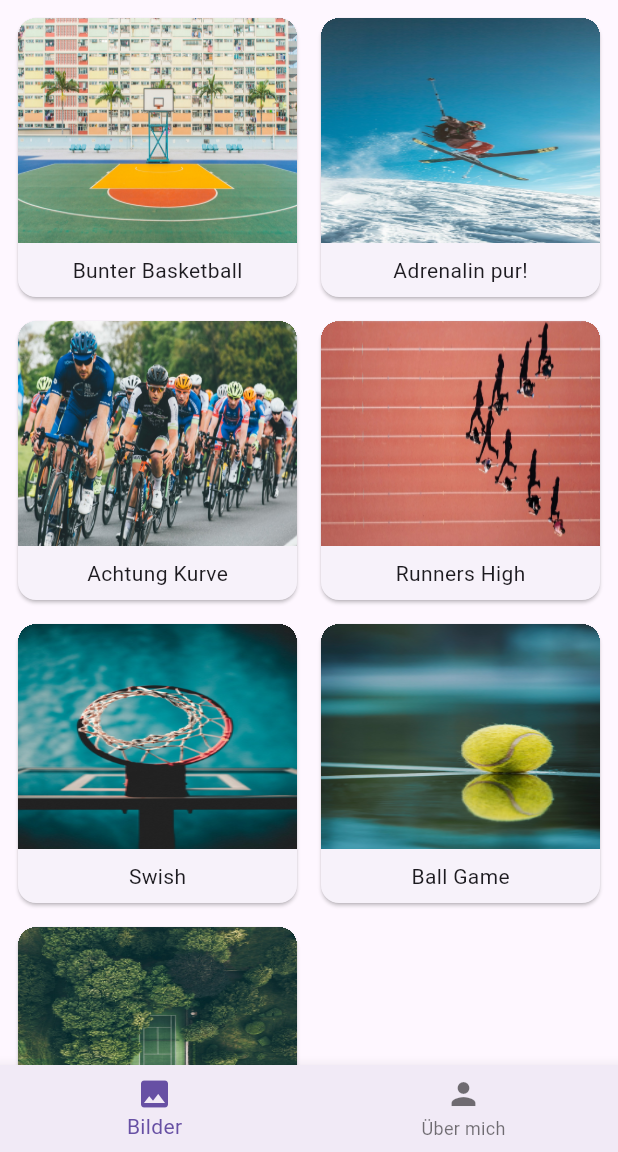
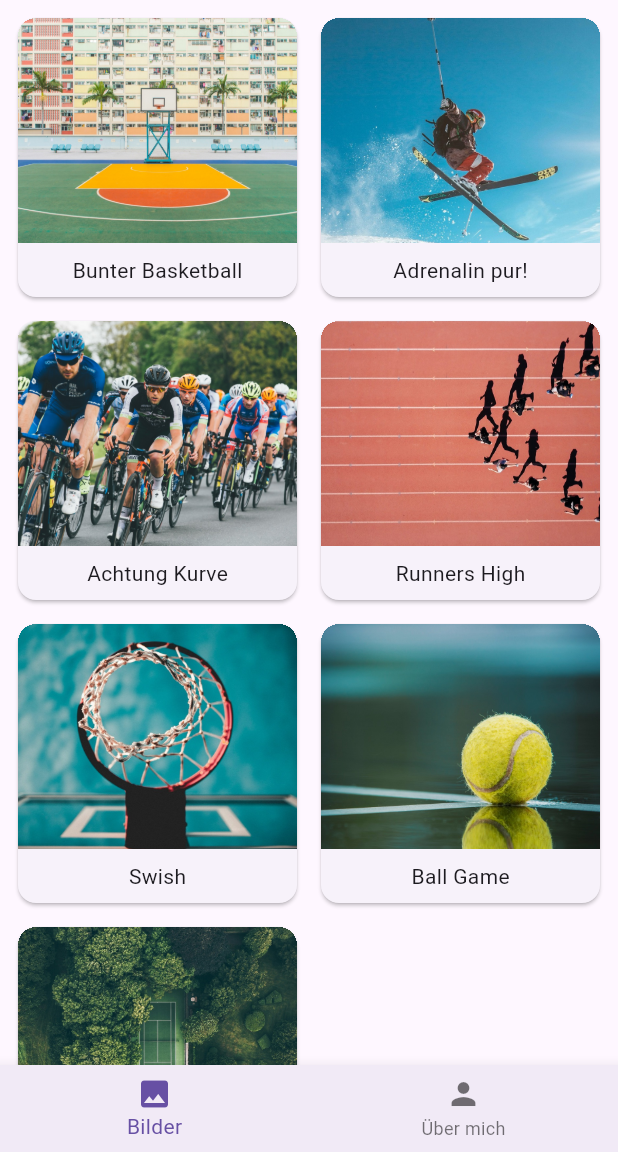
Before and after one commit to FischerB3njamin/gallery_app, a Flutter app: the screen it shows after launch, on a phone screen of 412 x 824 dp, the part 84-1236 px from its top. Run offline on Flutter 3.47's test engine with Material 3 defaults, Android fonts, the phone set to English and light mode, and no system bars.

```diff
--- a/lib/main.dart
+++ b/lib/main.dart
@@ -1,89 +1,6 @@
 import 'package:flutter/material.dart';
-import 'package:gallery_app/gallery_item_view.dart';
-import 'package:gallery_app/pages/about_me.dart';
-import 'package:gallery_app/data/gallery_data.dart';
+import 'package:gallery_app/main_app.dart';
 
 void main() {
   runApp(const MainApp());
 }
-
-class MainApp extends StatefulWidget {
-  const MainApp({super.key});
-
-  @override
-  State<MainApp> createState() => _MainAppState();
-}
-
-class _MainAppState extends State<MainApp> {
-  int activeIndex = 0;
-  @override
-  Widget build(BuildContext context) {
-    return MaterialApp(
-      debugShowCheckedModeBanner: false,
-      home: Scaffold(
-        appBar: AppBar(
-          backgroundColor: Color.fromARGB(255, 89, 7, 36),
-          title: Text(
-            "Gallery",
-            style: TextStyle(color: Colors.white, fontWeight: FontWeight.bold),
-          ),
-        ),
-        body: [GalleryPager(), AboutMe()][activeIndex],
-        bottomNavigationBar: BottomNavigationBar(
-            backgroundColor: Color.fromARGB(255, 241, 234, 246),
-            currentIndex: activeIndex,
-            onTap: (value) => setState(() {
-                  activeIndex = value;
-                }),
-            items: [
-              BottomNavigationBarItem(
-                icon: Icon(Icons.image),
-                label: "Bilder",
-              ),
-              BottomNavigationBarItem(
-                icon: Icon(Icons.person),
-                label: "Über mich",
-              ),
-            ]),
-      ),
-    );
-  }
-}
-
-class GalleryPager extends StatelessWidget {
-  const GalleryPager({super.key});
-
-  @override
-  Widget build(BuildContext context) {
-    return GridView.count(
-      crossAxisCount: 2,
-      mainAxisSpacing: 8,
-      crossAxisSpacing: 8,
-      padding: EdgeInsets.all(8),
-      children: [
-        for (final item in galleryData)
-          GestureDetector(
-            onTap: () {
-              Scaffold.of(context).showBottomSheet((BuildContext context) {
-                return GalleryItemView(item: item);
-              });
-            },
-            child: Card(
-              clipBehavior: Clip.hardEdge,
-              child: Column(
-                crossAxisAlignment: CrossAxisAlignment.stretch,
-                children: [
-                  Expanded(
-                    child: Image.asset(item.imagePath, fit: BoxFit.fill),
-                  ),
-                  SizedBox(height: 8),
-                  Center(child: Text(item.imageTitle)),
-                  SizedBox(height: 8),
-                ],
-              ),
-            ),
-          )
-      ],
-    );
-  }
-}
--- /dev/null
+++ b/lib/main_app.dart
@@ -0,0 +1,46 @@
+import 'package:flutter/material.dart';
+import 'package:gallery_app/pages/gallery_page.dart';
+import 'package:gallery_app/pages/about_me.dart';
+
+class MainApp extends StatefulWidget {
+  const MainApp({super.key});
+
+  @override
+  State<MainApp> createState() => _MainAppState();
+}
+
+class _MainAppState extends State<MainApp> {
+  int activeIndex = 0;
+  @override
+  Widget build(BuildContext context) {
+    return MaterialApp(
+      debugShowCheckedModeBanner: false,
+      home: Scaffold(
+        appBar: AppBar(
+          backgroundColor: Color.fromARGB(255, 89, 7, 36),
+          title: Text(
+            "Gallery",
+            style: TextStyle(color: Colors.white, fontWeight: FontWeight.bold),
+          ),
+        ),
+        body: [GalleryPage(), AboutMe()][activeIndex],
+        bottomNavigationBar: BottomNavigationBar(
+            backgroundColor: Color.fromARGB(255, 241, 234, 246),
+            currentIndex: activeIndex,
+            onTap: (value) => setState(() {
+                  activeIndex = value;
+                }),
+            items: [
+              BottomNavigationBarItem(
+                icon: Icon(Icons.image),
+                label: "Bilder",
+              ),
+              BottomNavigationBarItem(
+                icon: Icon(Icons.person),
+                label: "Über mich",
+              ),
+            ]),
+      ),
+    );
+  }
+}
--- a/lib/gallery_item_view.dart
+++ b/lib/pages/gallery_item_view.dart
@@ -9,7 +9,17 @@ class GalleryItemView extends StatelessWidget {
   Widget build(BuildContext context) {
     return ListView(
       children: [
-        Image.asset(item.imagePath),
+        Flexible(
+          child: ConstrainedBox(
+            constraints: BoxConstraints(maxHeight: 500),
+            child: Image.asset(
+              scale: 0.5,
+              item.imagePath,
+              width: double.infinity,
+              fit: BoxFit.fitWidth,
+            ),
+          ),
+        ),
         Padding(
           padding: const EdgeInsets.all(16.0),
           child: Column(
--- /dev/null
+++ b/lib/pages/gallery_page.dart
@@ -0,0 +1,41 @@
+import 'package:flutter/material.dart';
+import 'package:gallery_app/data/gallery_data.dart';
+import 'package:gallery_app/pages/gallery_item_view.dart';
+
+class GalleryPage extends StatelessWidget {
+  const GalleryPage({super.key});
+
+  @override
+  Widget build(BuildContext context) {
+    return GridView.count(
+      crossAxisCount: 2,
+      mainAxisSpacing: 8,
+      crossAxisSpacing: 8,
+      padding: EdgeInsets.all(8),
+      children: [
+        for (final item in galleryData)
+          GestureDetector(
+            onTap: () {
+              Scaffold.of(context).showBottomSheet((BuildContext context) {
+                return GalleryItemView(item: item);
+              });
+            },
+            child: Card(
+              clipBehavior: Clip.hardEdge,
+              child: Column(
+                crossAxisAlignment: CrossAxisAlignment.stretch,
+                children: [
+                  Expanded(
+                    child: Image.asset(item.imagePath, fit: BoxFit.cover),
+                  ),
+                  SizedBox(height: 8),
+                  Center(child: Text(item.imageTitle)),
+                  SizedBox(height: 8),
+                ],
+              ),
+            ),
+          )
+      ],
+    );
+  }
+}
```
